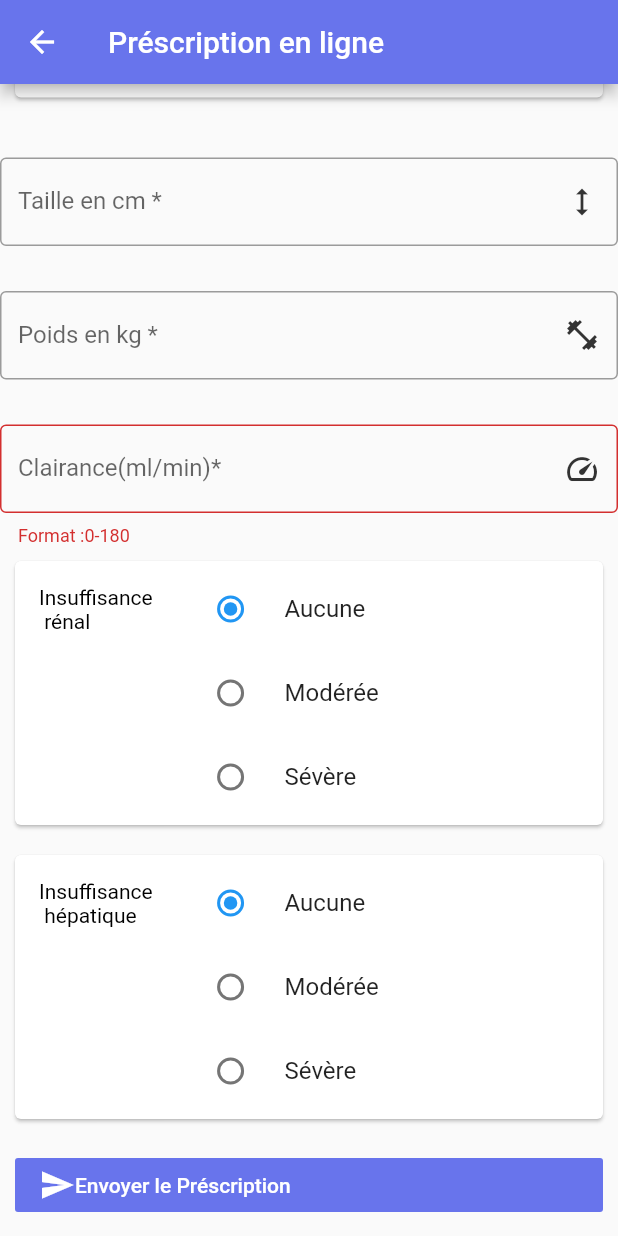
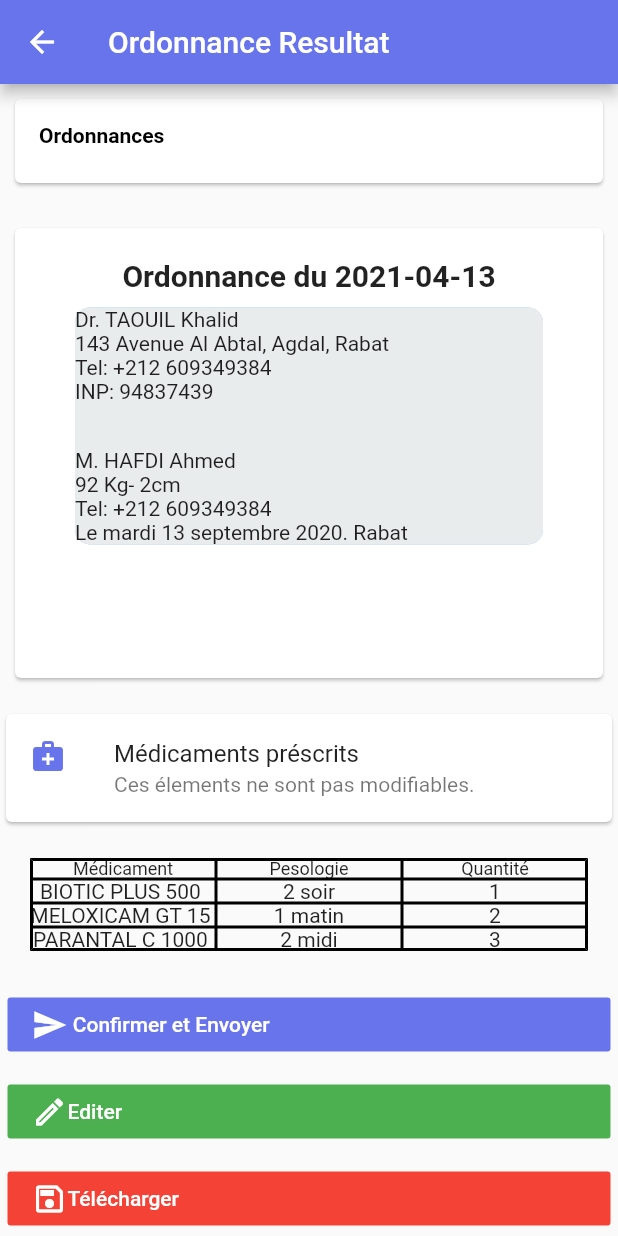
Before and after one commit to Osloking/STAGE_DOCTEUR, a Flutter app: the Prescrire screen opened directly, scrolled down 313 dp, after a tap on "Envoyer le Préscription", on a phone screen of 412 x 824 dp. Run offline on Flutter 3.47's test engine with Material 2 defaults, Android fonts, the phone set to English and light mode, and no system bars; our stand-ins replace flutter_calendar_carousel, syncfusion_flutter_calendar, table_calendar.

Commit message:
new changes

```diff
--- /dev/null
+++ b/lib/dashboard/prescription/ordonnance_result.dart
@@ -0,0 +1,224 @@
+import 'dart:convert';
+import 'package:flutter/material.dart';
+import'../prescription/prescription.dart';
+
+class OrdonnanceResult extends StatefulWidget {
+  @override
+  _OrdonnanceResultState createState() => _OrdonnanceResultState();
+}
+
+
+class _OrdonnanceResultState extends State<OrdonnanceResult> {
+  @override
+  Widget build(BuildContext context) {
+    return Scaffold(
+      appBar: AppBar(title: Text("Ordonnance Resultat"),
+        backgroundColor: Color(0xff6874ec),),
+      body: ListView(children: <Widget>[
+                   Card(
+                          margin: EdgeInsets.all(10),
+                          child: ListTile(
+                            leading: Text("Ordonnances",style: TextStyle(color: Colors.black,fontWeight: FontWeight.bold,),),
+
+
+                          ),
+                        ),
+                  SizedBox(height: 10),
+                 Card(
+                 	margin: EdgeInsets.all(10),
+                 	child :  Container(
+                    height: 300,
+                    margin: EdgeInsets.symmetric(horizontal: 20.0),
+                    padding: EdgeInsets.all(20.0),
+
+                    child: Column(
+                      children: [
+                        Text("Ordonnance du 2021-04-13",
+                            textAlign: TextAlign.center,
+                            style: TextStyle(
+                                fontSize: 20, fontWeight: FontWeight.bold)),
+
+                        SizedBox(height: 10),
+                       Container(
+                       	decoration: BoxDecoration(
+                      boxShadow: [
+                        BoxShadow(
+                          color: Colors.blue.withOpacity(0.5),
+
+                        )
+                      ],
+                      color: Color(0xffe8ecec),
+                      borderRadius: BorderRadius.circular(10),
+                    ),
+                       	child : Column(
+
+                          children: <Widget>[
+
+                           Align(
+      alignment: Alignment.centerLeft,
+      child: Text("Dr. TAOUIL Khalid",textAlign: TextAlign.left,),
+    ),
+                                                 Align(
+      alignment: Alignment.centerLeft,
+      child:  Text("143 Avenue Al Abtal, Agdal, Rabat"),
+    ),
+                                                 Align( alignment: Alignment.centerLeft,
+      child:
+                           Text("Tel: +212 609349384"),
+    ),
+                                                 Align(
+ alignment: Alignment.centerLeft,
+      child:
+                           Text("INP: 94837439"),
+    ),
+
+                           SizedBox(height: 30),
+                           Align(
+       alignment: Alignment.centerLeft,
+      child:
+                            Text("M. HAFDI Ahmed "),
+    ),
+
+
+
+                                         Align(
+      alignment: Alignment.centerLeft,
+      child: Text("92 Kg- 2cm"),
+    ),
+                                                                            Align(
+      alignment: Alignment.centerLeft,
+      child: Text("Tel: +212 609349384"),
+    ),
+                                                                                          Align(
+      alignment: Alignment.centerLeft,
+      child:  Text("Le mardi 13 septembre 2020. Rabat"),
+    ),
+
+
+
+                          ],
+                        ),) ,
+
+
+                      ],
+                    ),
+                  ),
+                  ),
+                                  SizedBox(height: 10),
+           Card(
+            child : ListTile(
+          leading: Icon(Icons.medical_services,color:Color(0xff6874ec)),
+        title: Text('Médicaments préscrits'),
+        subtitle : Text('Ces élements ne sont pas modifiables.'),
+
+      ),),
+
+                 Container(
+                  margin: EdgeInsets.all(20),
+                  child: Table(
+                    defaultColumnWidth: FixedColumnWidth(120.0),
+                    border: TableBorder.all(
+                        color: Colors.black,
+                        style: BorderStyle.solid,
+                        width: 2),
+                    children: [
+                      TableRow( children: [
+                        Column(children:[Text('Médicament', style: TextStyle(fontSize: 12.0))]),
+                        Column(children:[Text('Pesologie', style: TextStyle(fontSize: 12.0))]),
+                        Column(children:[Text('Quantité', style: TextStyle(fontSize: 12.0))]),
+                      ]),
+                      TableRow( children: [
+                        Column(children:[Text('BIOTIC PLUS 500 ')]),
+                        Column(children:[Text('2 soir')]),
+                        Column(children:[Text('1')]),
+                      ]),
+                      TableRow( children: [
+                        Column(children:[Text('MELOXICAM GT 15 ')]),
+                        Column(children:[Text('1 matin')]),
+                        Column(children:[Text('2')]),
+                      ]),
+                      TableRow( children: [
+                        Column(children:[Text('PARANTAL C 1000 ')]),
+                        Column(children:[Text('2 midi')]),
+                        Column(children:[Text('3')]),
+                      ]),
+                    ],
+                  ),
+                ),
+                Column (
+children:[
+ Column(
+                      children: [
+                          Container(
+              margin: EdgeInsets.all(5),
+              child: FlatButton(
+                child:  Row(
+                  children: <Widget>[
+                    Icon(Icons.send),
+                    Text(" Confirmer et Envoyer")
+                  ],
+                ),
+                color: Color(0xff6874ec),
+                textColor: Colors.white,
+                onPressed: () {},
+              ),
+            ),
+                              Container(
+              margin: EdgeInsets.all(5),
+              child: FlatButton(
+                child:  Row(
+                  children: <Widget>[
+                    Icon(Icons.edit_outlined),
+                    Text("Editer")
+                  ],
+                ),
+                color: Colors.green,
+                textColor: Colors.white,
+                onPressed: () {Navigator.push(
+                    context,
+                    MaterialPageRoute(builder: (context) => Prescrire()),
+                  );},
+              ),
+            ),
+                              Container(
+              margin: EdgeInsets.all(5),
+              child: FlatButton(
+                child:  Row(
+                  children: <Widget>[
+                    Icon(Icons.save_outlined),
+                    Text("Télécharger")
+                  ],
+                ),
+                color: Colors.red,
+                textColor: Colors.white,
+                onPressed: () {},
+              ),
+            ),
+                                                      Container(
+              margin: EdgeInsets.all(5),
+              child: FlatButton(
+                child:  Row(
+                  children: <Widget>[
+                    Icon(Icons.print_outlined),
+                    Text("Imprimer")
+                  ],
+                ),
+                color: Colors.orange,
+                textColor: Colors.white,
+                onPressed: () {},
+              ),
+            ),
+
+
+                      ]
+                  ),
+
+
+]
+                  )
+
+                ]),
+
+    );
+  }
+}
--- a/lib/dashboard/prescription/prescription.dart
+++ b/lib/dashboard/prescription/prescription.dart
@@ -2,6 +2,8 @@ import 'dart:convert';
 import 'package:flutter/material.dart';
 import 'package:syncfusion_flutter_calendar/calendar.dart';
 import'../patient_details/patient_details.dart';
+import'../prescription/ordonnance_result.dart';
+
 enum SingingCharacter { lafayette, jefferson,tree }
 class Prescrire extends StatefulWidget {
   @override
@@ -276,7 +278,10 @@ Card(
                 color:  Color(0xff6874ec),
                 textColor: Colors.white,
                 onPressed: () {
-
+                  Navigator.push(
+                    context,
+                    MaterialPageRoute(builder: (context) => OrdonnanceResult()),
+                  );
 
                   },
               ),
```
Also changed, not shown: lib/dashboard/prescription/choisir_patient.dart (added), 1 other file.
